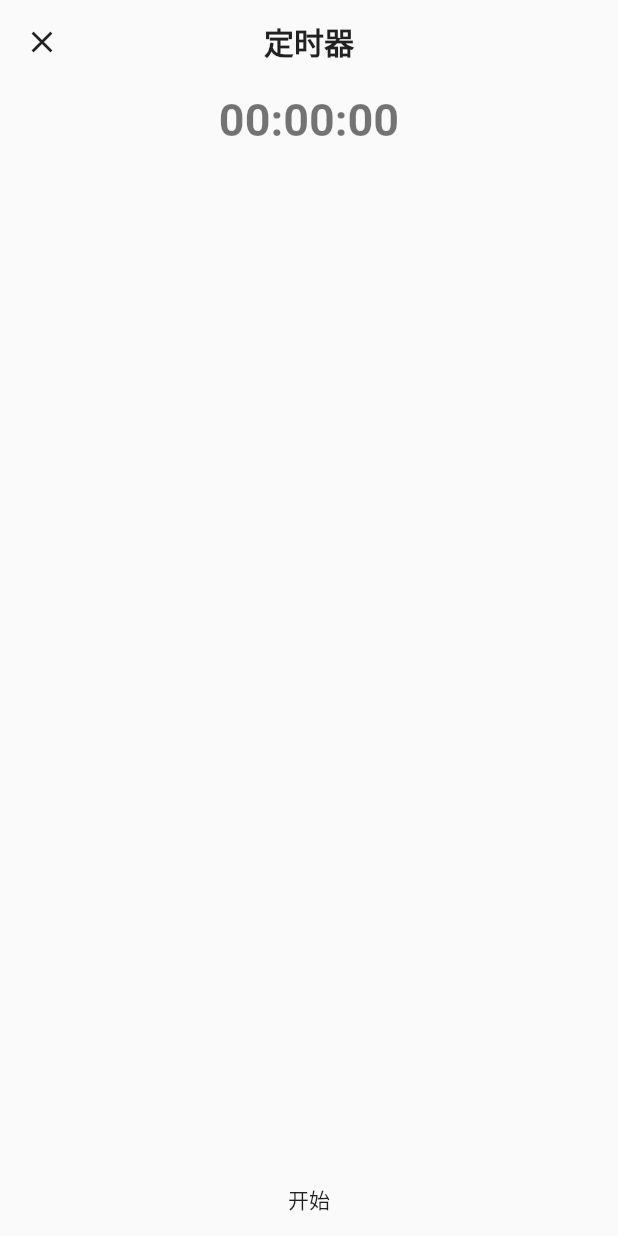
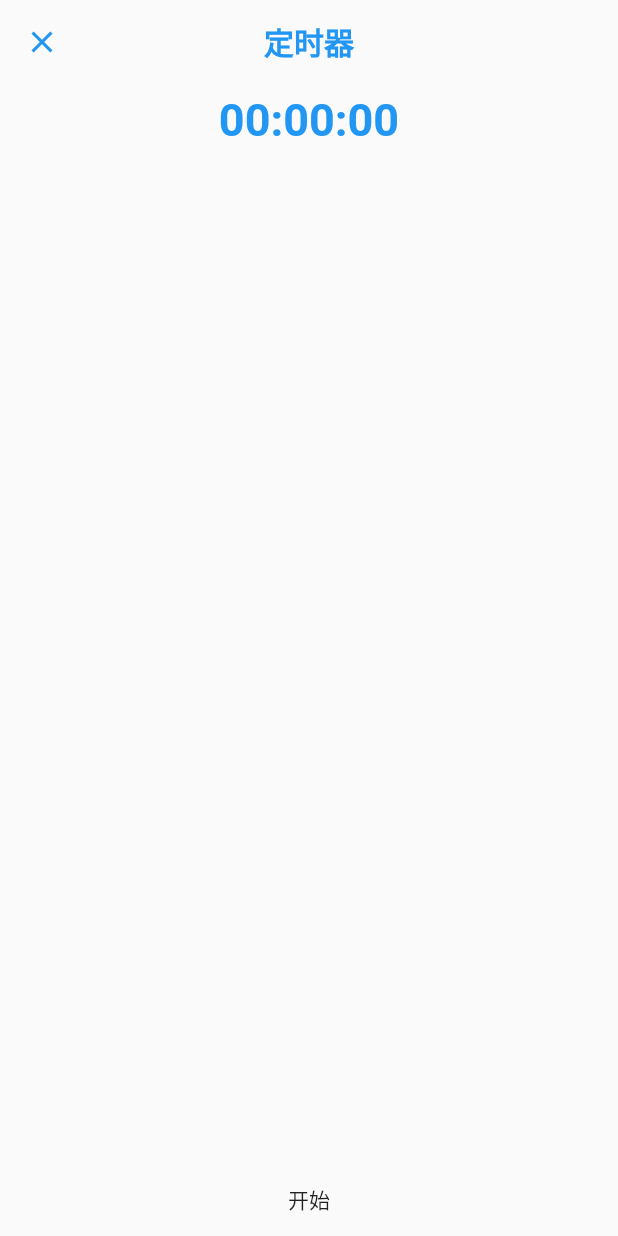
Before and after one commit to wuzehua/techtrainingcamp-client-5, a Flutter app: the HomePage screen opened directly, after a tap on the "access time" icon, on a phone screen of 412 x 824 dp. Run offline on Flutter 3.47's test engine with Material 2 defaults, Android fonts, the phone set to English and light mode, and no system bars; our stand-ins replace dio; missing offline and left inert: flutter_cupertino_date_picker.

Commit message:
添加黑暗模式支持

```diff
--- a/lib/pages/home_page.dart
+++ b/lib/pages/home_page.dart
@@ -18,32 +18,43 @@ class _HomePageState extends State<HomePage> {
 
   @override
   Widget build(BuildContext context) {
+
+    ThemeData themeData = Theme.of(context);
+
     return Scaffold(
+      appBar: AppBar(
+        backgroundColor: Colors.transparent,
+        elevation: 0,
+        centerTitle: true,
+        title: Row(
+          mainAxisAlignment: MainAxisAlignment.center,
+          children: [
+            IconButton(
+              icon: Icon(Icons.access_time,
+                color: themeData.accentColor,
+              ),
+              onPressed: _openCountDownPage,
+            ),
+            IconButton(
+              icon: Icon(Icons.alarm,
+                color: themeData.accentColor,
+              ),
+              onPressed: _openAlarmPage,
+            ),
+            IconButton(
+              icon: Icon(Icons.title,
+                color: themeData.accentColor,
+              ),
+              onPressed: _openTimezonePage,
+            )
+          ],
+        ),
+      ),
       body: Container(
         alignment: Alignment.center,
         child: Column(
           mainAxisAlignment: MainAxisAlignment.center,
           children: [
-            Padding(
-              padding: const EdgeInsets.only(top: 20),
-              child: Row(
-                mainAxisAlignment: MainAxisAlignment.start,
-                children: [
-                  IconButton(
-                    icon: Icon(Icons.access_time),
-                    onPressed: _openCountDownPage,
-                  ),
-                  IconButton(
-                    icon: Icon(Icons.alarm),
-                    onPressed: _openAlarmPage,
-                  ),
-                  IconButton(
-                    icon: Icon(Icons.title),
-                    onPressed: _openTimezonePage,
-                  )
-                ],
-              ),
-            ),
             Expanded(
                 child: ClockPanel(_utcOffset)
             ),
--- /dev/null
+++ b/lib/painter/text_dial_painter.dart
@@ -0,0 +1,40 @@
+import 'package:flutter/material.dart';
+
+class TextDialPainter extends CustomPainter {
+
+  final DateTime dateTime;
+
+  TextDialPainter(this.dateTime): super();
+
+  @override
+  void paint(Canvas canvas, Size size) {
+    final textStyle = TextStyle(
+      color: Colors.blueAccent,
+      fontSize: 30,
+    );
+    final textSpan = TextSpan(
+      text: '${dateTime.hour}:${dateTime.minute}:${dateTime.second}',
+      style: textStyle,
+    );
+
+
+    final textPainter = TextPainter(
+      text: textSpan,
+      textDirection: TextDirection.ltr,
+    );
+    textPainter.layout(
+      minWidth: 0,
+      maxWidth: size.width,
+    );
+
+
+    final offset = Offset(0, 0);
+    textPainter.paint(canvas, offset);
+  }
+
+  @override
+  bool shouldRepaint(CustomPainter oldDelegate) {
+    return true;
+  }
+
+}
--- a/lib/widgets/count_down_panel.dart
+++ b/lib/widgets/count_down_panel.dart
@@ -44,6 +44,8 @@ class _CountDownPanelState extends State<CountDownPanel> {
 
   @override
   Widget build(BuildContext context) {
+    ThemeData themeData = Theme.of(context);
+
     return Column(
       mainAxisAlignment: MainAxisAlignment.center,
       children: [
@@ -52,7 +54,7 @@ class _CountDownPanelState extends State<CountDownPanel> {
             time,
             style: TextStyle(
                 fontSize: 30,
-                color: Colors.black54,
+                color: themeData.accentColor,
                 fontWeight: FontWeight.bold),
           ),
           onPressed: () {
@@ -92,6 +94,7 @@ class _CountDownPanelState extends State<CountDownPanel> {
 
     DatePicker.showDatePicker(context,
         initialDateTime: DateTime.parse('1900-01-01 00:00:00'),
+
         locale: DateTimePickerLocale.zh_cn,
         pickerMode: DateTimePickerMode.time,
         onConfirm: (dateTime, selectIndex) {
--- a/lib/widgets/page_app_bar.dart
+++ b/lib/widgets/page_app_bar.dart
@@ -7,7 +7,8 @@ class PageAppBar extends AppBar {
     title: Text(
       title,
       style:
-      TextStyle(color: Colors.black87, fontWeight: FontWeight.bold),
+      TextStyle(color: Theme.of(context).accentColor,
+          fontWeight: FontWeight.bold),
     ),
     elevation: 0.0,
     backgroundColor: Colors.transparent,
@@ -15,7 +16,7 @@ class PageAppBar extends AppBar {
     leading: IconButton(
       icon: Icon(
         Icons.close,
-        color: Colors.black87,
+        color: Theme.of(context).accentColor,
       ),
       onPressed: () {
         Navigator.pop(context);
--- a/lib/widgets/text_dial.dart
+++ b/lib/widgets/text_dial.dart
@@ -1,3 +1,4 @@
+import 'package:clock_challenge/painter/text_dial_painter.dart';
 import 'package:clock_challenge/widgets/dial.dart';
 import 'package:flutter/material.dart';
 
@@ -11,7 +12,10 @@ class TextDial extends Dial {
       return Text('无时间');
     }
     return Center(
-      child: Text('${time.hour}:${time.minute}:${time.second}'),
+      child: CustomPaint(
+        size: Size(double.infinity, double.infinity),
+        painter: TextDialPainter(time),
+      ),
     );
   }
 
--- a/lib/widgets/timezone_search_panel.dart
+++ b/lib/widgets/timezone_search_panel.dart
@@ -20,6 +20,9 @@ class _TimezoneSearchState extends State<TimezoneSearchPanel> {
 
   @override
   Widget build(BuildContext context) {
+
+    ThemeData themeData = Theme.of(context);
+
     return Center(
       child: Column(
         children: [
@@ -31,7 +34,8 @@ class _TimezoneSearchState extends State<TimezoneSearchPanel> {
                   child: TextField(
                     decoration: InputDecoration(
                       contentPadding: EdgeInsets.only(left: 10, right: 10),
-                      fillColor: Colors.black12,
+                      fillColor: themeData.brightness == Brightness.dark ?
+                      Colors.white24 : Colors.black26,
                       filled: true,
                       border: OutlineInputBorder(
                         borderSide: BorderSide.none,
```
Also changed, not shown: lib/main.dart (+9 -2 lines), lib/widgets/location_list_item.dart (+5 -2 lines).
